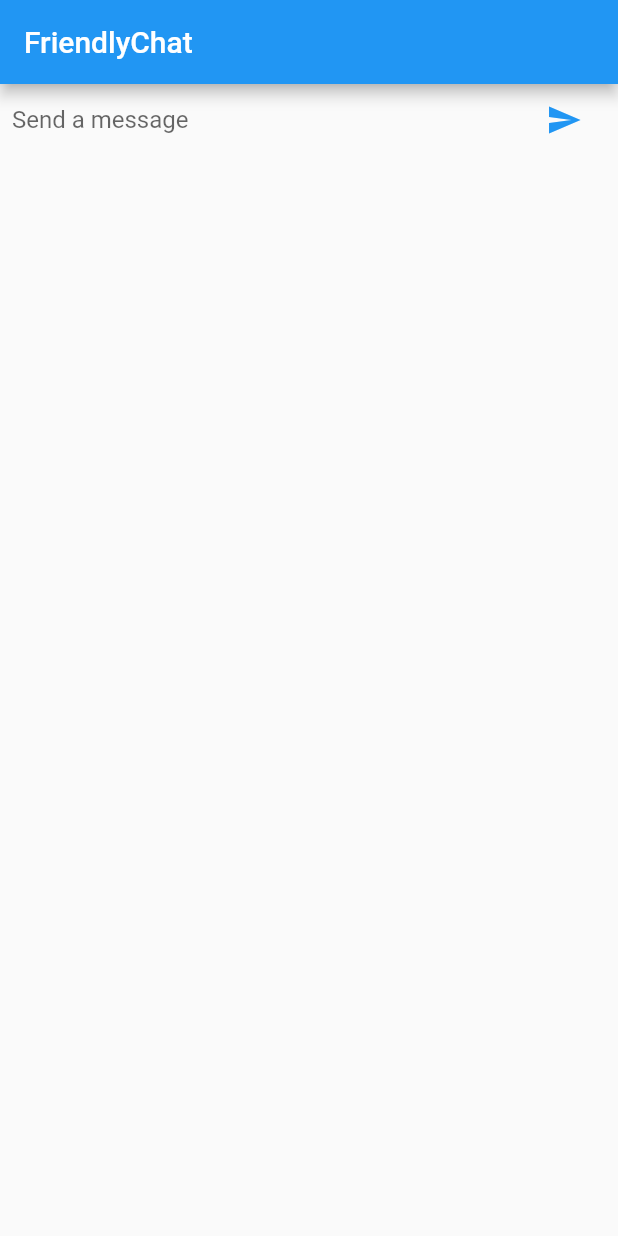
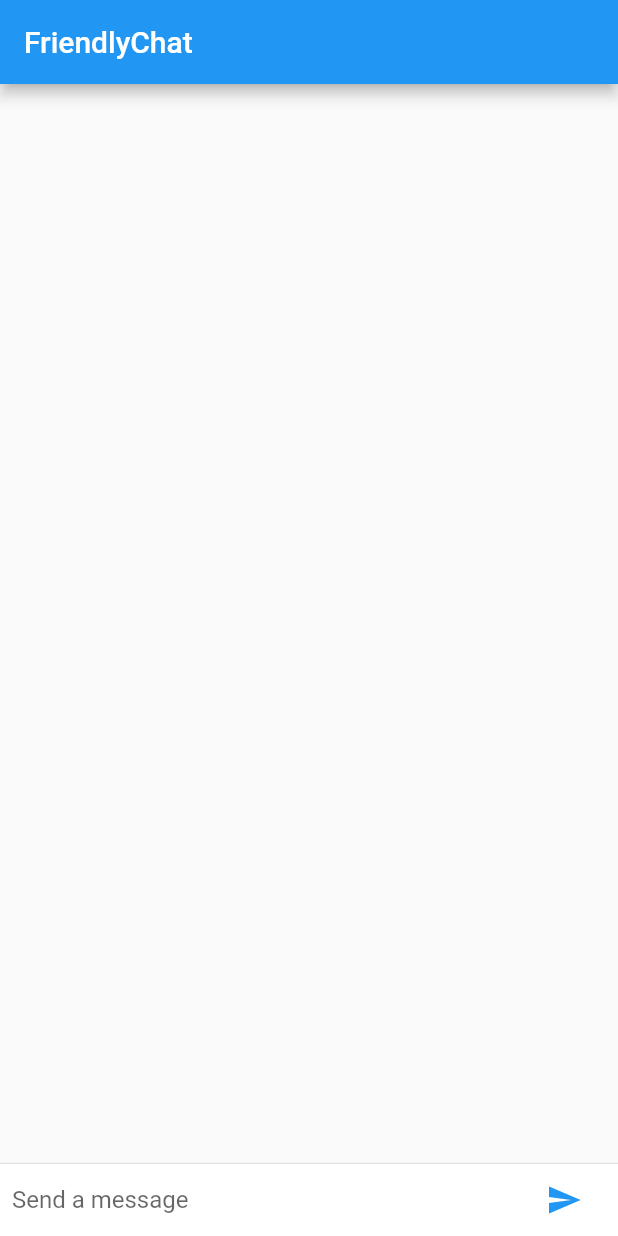
Before and after one commit to grahammkelly/new_flutter_app, a Flutter app: the screen it shows after launch, on a phone screen of 412 x 824 dp. Run offline on Flutter 3.47's test engine with Material 2 defaults, Android fonts, the phone set to English and light mode, and no system bars.

Commit message:
Display the chat list

```diff
--- a/lib/main.dart
+++ b/lib/main.dart
@@ -66,10 +66,25 @@ class ChatScreenState extends State<ChatScreen> {
     @override
     Widget build(BuildContext context) {
       return new Scaffold(
-        appBar: new AppBar(
-            title: new Text("FriendlyChat")
+        appBar: new AppBar(title: new Text("FriendlyChat")),
+        body: new Column(
+            children: <Widget>[
+              new Flexible(
+                  child: new ListView.builder(
+                    padding: new EdgeInsets.all(8.0),
+                    reverse: true,
+                    itemBuilder: (_, int index) => _messages[index],
+                    itemCount: _messages.length,
+                  )
+              ),
+              new Divider(height: 1.0),
+              new Container(
+                decoration: new BoxDecoration(
+                    color: Theme.of(context).cardColor),
+                child: _buildTextComposer(),
+              ),
+            ]
         ),
-        body: _buildTextComposer(),
       );
     }
 }
```
